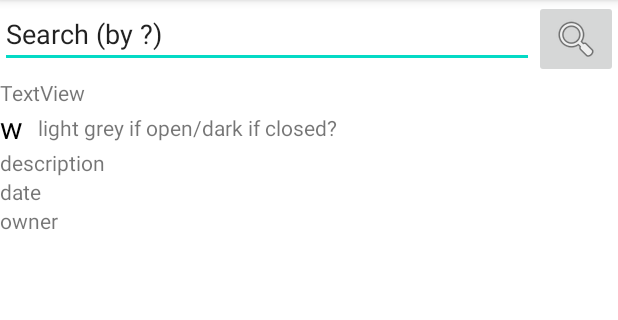
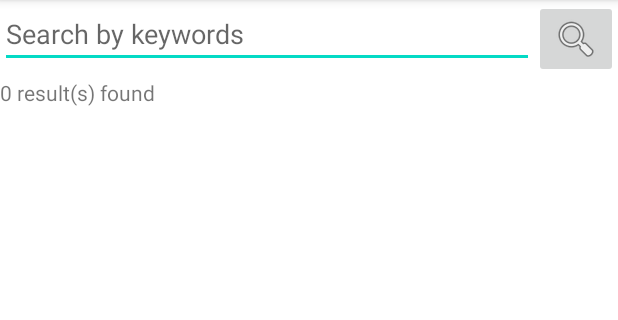
Before and after one commit to CMPUT301W21T12/WiseTrack, an Android app: the SearchActivity screen opened directly, with no data from a screen before it, after a tap on an icon or button, on a phone screen of 412 x 824 dp, the part 84-404 px from its top. Run offline under Robolectric (Android 15) with nearby library versions, the phone set to English and light mode, and no system bars; our stand-ins replace Firebase (no records; nobody signed in at launch, a user with empty details on screens opened directly).

Commit message:
implement searching experiments and displaying limited information about them to a front-end RecyclerView

```diff
--- a/WiseTrack/app/src/main/java/com/faanggang/wisetrack/Experiment.java
+++ b/WiseTrack/app/src/main/java/com/faanggang/wisetrack/Experiment.java
@@ -1,21 +1,28 @@
 package com.faanggang.wisetrack;
 
+import java.util.Date;
+
 public class Experiment {
-    String name;
-    String description;
-    String region;
-    int minTrials;
-    int crowdSource;
-    boolean geolocation;
+    private String name;
+    private String description;
+    private String region;
+    private int minTrials;
+    private int crowdSource;
+    private boolean geolocation;
+    private Date date;
+    private String ownerID;
 
     public Experiment(String name, String description, String region,
-                      int minTrials, int crowdSource, boolean geolocation) {
+                      int minTrials, int crowdSource, boolean geolocation, Date date,
+                      String ownerID) {
         this.name = name;
         this.description = description;
         this.region = region;
         this.minTrials = minTrials;
         this.crowdSource = crowdSource;
         this.geolocation = geolocation;
+        this.date = date;
+        this.ownerID = ownerID;
     }
 
     public String getName() {
@@ -65,4 +72,20 @@ public class Experiment {
     public void setGeolocation(boolean geolocation) {
         this.geolocation = geolocation;
     }
+
+    public Date getDate() {
+        return date;
+    }
+
+    public void setDate(Date date) {
+        this.date = date;
+    }
+
+    public String getOwnerID() {
+        return ownerID;
+    }
+
+    public void setOwnerID(String ownerID) {
+        this.ownerID = ownerID;
+    }
 }
--- a/WiseTrack/app/src/main/java/com/faanggang/wisetrack/PublishExperimentActivity4.java
+++ b/WiseTrack/app/src/main/java/com/faanggang/wisetrack/PublishExperimentActivity4.java
@@ -13,6 +13,7 @@ import androidx.appcompat.app.AppCompatActivity;
 import com.google.android.gms.tasks.OnFailureListener;
 import com.google.android.gms.tasks.OnSuccessListener;
 import com.google.firebase.Timestamp;
+import com.google.firebase.auth.FirebaseAuth;
 import com.google.firebase.firestore.DocumentReference;
 import com.google.firebase.firestore.FirebaseFirestore;
 
@@ -33,12 +34,14 @@ public class PublishExperimentActivity4 extends AppCompatActivity
     private int minTrials, crowdSource;
     private boolean geolocation;
     private static final String TAG = "DocSnippets";
+    private FirebaseAuth mAuth;
 
     @Override
     protected void onCreate(Bundle savedInstanceState) {
         super.onCreate(savedInstanceState);
         setContentView(R.layout.activity_publish_experiment4);
 
+        mAuth = FirebaseAuth.getInstance();
         experiment_description = findViewById(R.id.publish4_description);
         publish = findViewById(R.id.publish4_publish_button);
         cancel = findViewById(R.id.publish4_cancel_button);
@@ -106,6 +109,7 @@ public class PublishExperimentActivity4 extends AppCompatActivity
             data.put("geolocation", geolocation);
             data.put("keywords", keywords);
             data.put("date", new Timestamp(Calendar.getInstance().getTime()));
+            data.put("ownerID", mAuth.getCurrentUser().getUid());
 
             FirebaseFirestore db = FirebaseFirestore.getInstance();;
 
--- a/WiseTrack/app/src/main/java/com/faanggang/wisetrack/search/ExperimentAdapter.java
+++ b/WiseTrack/app/src/main/java/com/faanggang/wisetrack/search/ExperimentAdapter.java
@@ -32,6 +32,8 @@ public class ExperimentAdapter extends RecyclerView.Adapter {
     public void onBindViewHolder(@NonNull RecyclerView.ViewHolder holder, int position) {
         ExperimentItemView item = (ExperimentItemView) holder;
         item.getTitle_TextView().setText(experiments.get(position).getName());
+        item.getOwner_TextView().setText(experiments.get(position).getOwnerID());
+        item.getDescription_TextView().setText(experiments.get(position).getDescription());
     }
 
     @Override
--- a/WiseTrack/app/src/main/java/com/faanggang/wisetrack/search/SearchActivity.java
+++ b/WiseTrack/app/src/main/java/com/faanggang/wisetrack/search/SearchActivity.java
@@ -10,6 +10,7 @@ import android.view.View;
 import android.widget.Button;
 import android.widget.EditText;
 import android.widget.ImageButton;
+import android.widget.TextView;
 
 import com.faanggang.wisetrack.Experiment;
 import com.faanggang.wisetrack.R;
@@ -24,6 +25,7 @@ public class SearchActivity extends AppCompatActivity implements SearchManager.S
     private ImageButton searchButton;
     private EditText searchEditText;
     private SearchManager searchManager;
+    private TextView resultCount;
 
     @Override
     protected void onCreate(Bundle savedInstanceState) {
@@ -32,10 +34,10 @@ public class SearchActivity extends AppCompatActivity implements SearchManager.S
         searchManager = new SearchManager(this);
 
         searchResults = new ArrayList<Experiment>();
-        searchResults.add(new Experiment("w", "w", "w", 0, 2, false));
 
         experimentAdapter = new ExperimentAdapter(searchResults);
 
+        resultCount = findViewById(R.id.activity_search_count_TextView);
         searchButton = findViewById(R.id.activity_search_search_button);
         searchEditText = findViewById(R.id.activity_search_search_edit_text);
         recyclerView = findViewById(R.id.activity_search_list);
@@ -45,8 +47,10 @@ public class SearchActivity extends AppCompatActivity implements SearchManager.S
     }
 
     @Override
-    public void onSearchSuccess(List results) {
+    public void onSearchSuccess(List<Experiment> results) {
+        searchResults.clear();
         searchResults.addAll(results);
+        resultCount.setText(searchResults.size() + " result(s) found");
         experimentAdapter.notifyDataSetChanged();
     }
 
--- a/WiseTrack/app/src/main/java/com/faanggang/wisetrack/search/SearchManager.java
+++ b/WiseTrack/app/src/main/java/com/faanggang/wisetrack/search/SearchManager.java
@@ -9,6 +9,7 @@ import com.google.android.gms.tasks.OnCompleteListener;
 import com.google.android.gms.tasks.Task;
 import com.google.firebase.auth.AuthResult;
 import com.google.firebase.firestore.CollectionReference;
+import com.google.firebase.firestore.DocumentSnapshot;
 import com.google.firebase.firestore.FirebaseFirestore;
 import com.google.firebase.firestore.Query;
 import com.google.firebase.firestore.QuerySnapshot;
@@ -23,7 +24,7 @@ public class SearchManager {
     private Searcher searcher;
 
     public interface Searcher {
-        void onSearchSuccess(List results);
+        void onSearchSuccess(List<Experiment> results);
     }
 
     public SearchManager(Searcher searcher) {
@@ -31,7 +32,7 @@ public class SearchManager {
         this.searcher = searcher;
     }
 
-    public ArrayList<Experiment> searchForQuery(String query) {
+    public void searchForQuery(String query) {
 
         CollectionReference experiments = db.collection("Experiments");
         ArrayList<Experiment> results;
@@ -43,19 +44,33 @@ public class SearchManager {
         if (queryKeywords.size() > 10) {
             queryKeywords.subList(0, 10);
         }
-        Query searchQuery = experiments.orderBy("date").whereArrayContainsAny("keywords",
-                queryKeywords);
-        searchQuery.get().addOnCompleteListener(new OnCompleteListener<QuerySnapshot>() {
-            @Override
-            public void onComplete(@NonNull Task<QuerySnapshot> task) {
-                if (task.isSuccessful()) {
-                    searcher.onSearchSuccess(Arrays.asList(task.getResult().getDocuments().toArray()));
-                } else {
-                    Log.w("FAILURE", task.getException().toString());
-                }
-            }
-        });
+        Log.w("SEARCH", "got this far lol");
 
-        return new ArrayList<Experiment>();
+
+        db.collection("Experiments").whereArrayContainsAny("keywords", queryKeywords)
+                .orderBy("date")
+                .get()
+                .addOnCompleteListener(task -> {
+                    if (task.isSuccessful()) {
+                        List<Experiment> searchResults = new ArrayList<Experiment>();
+                        List<DocumentSnapshot> result = task.getResult().getDocuments();
+                        for (DocumentSnapshot snapshot : result) {
+                            searchResults.add(new Experiment(snapshot.getString("name"),
+                                    snapshot.getString("description"),
+                                    snapshot.getString("region"),
+                                    snapshot.getLong("minTrials").intValue(),
+                                    snapshot.getLong("crowdSource").intValue(),
+                                    snapshot.getBoolean("geolocation"),
+                                    snapshot.getDate("date"),
+                                    snapshot.getString("ownerID")));
+                        }
+                        searcher.onSearchSuccess(searchResults);
+                    } else {
+                        Log.w("COMPLETED:FAILURE", task.getException().toString());
+                    }
+                })
+                .addOnFailureListener(e -> {
+                    Log.w("FAILURE", e.toString());
+                });
     }
 }
--- a/WiseTrack/app/src/main/res/layout/activity_search.xml
+++ b/WiseTrack/app/src/main/res/layout/activity_search.xml
@@ -12,14 +12,15 @@
         android:layout_width="match_parent"
         android:layout_height="wrap_content"
         android:orientation="horizontal">
+
         <EditText
             android:id="@+id/activity_search_search_edit_text"
             android:layout_width="match_parent"
             android:layout_height="wrap_content"
+            android:layout_weight=".5"
             android:ems="10"
-            android:inputType="textPersonName"
-            android:text="Search (by ?)"
-            android:layout_weight=".5"/>
+            android:hint="Search by keywords"
+            android:inputType="textPersonName" />
 
         <ImageButton
             android:id="@+id/activity_search_search_button"
@@ -30,10 +31,10 @@
     </LinearLayout>
 
     <TextView
-        android:id="@+id/textView"
+        android:id="@+id/activity_search_count_TextView"
         android:layout_width="match_parent"
         android:layout_height="wrap_content"
-        android:text="TextView" />
+        android:text="@string/empty_string" />
 
     <androidx.recyclerview.widget.RecyclerView
         android:id="@+id/activity_search_list"
--- a/WiseTrack/app/src/main/res/layout/experiment_row_item.xml
+++ b/WiseTrack/app/src/main/res/layout/experiment_row_item.xml
@@ -1,7 +1,7 @@
 <?xml version="1.0" encoding="utf-8"?>
 <LinearLayout xmlns:android="http://schemas.android.com/apk/res/android"
     android:layout_width="match_parent"
-    android:layout_height="match_parent"
+    android:layout_height="wrap_content"
     android:orientation="horizontal">
 
 
--- a/WiseTrack/app/src/main/res/values/strings.xml
+++ b/WiseTrack/app/src/main/res/values/strings.xml
@@ -1,3 +1,4 @@
 <resources>
     <string name="app_name">WiseTrack</string>
+    <string name="empty_string"></string>
 </resources>
```
